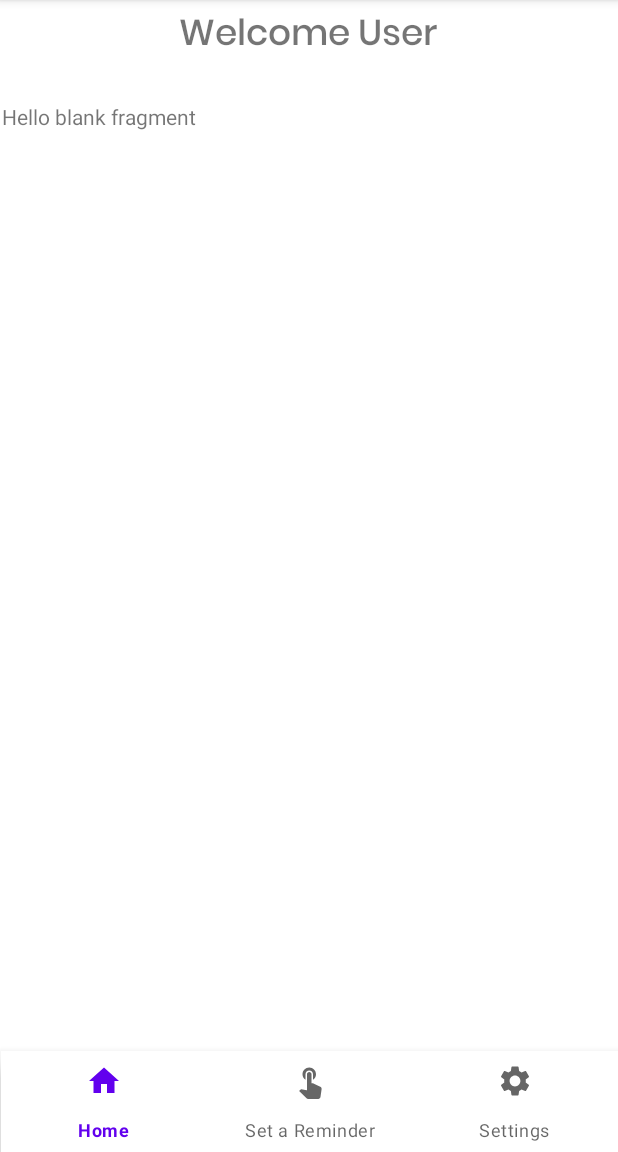
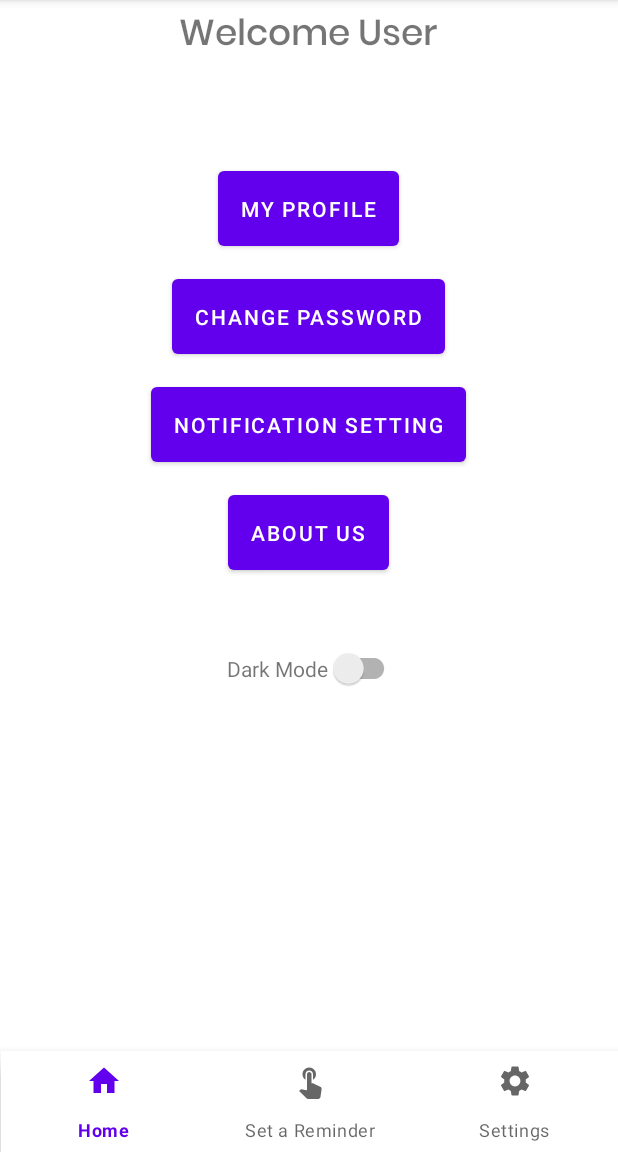
Before and after one commit to Stormbreaker0811/RemindMeMaps, an Android app: the fragment SettingsFragment placed in its activity, on a phone screen of 412 x 824 dp, the part 84-1236 px from its top. Run offline under Robolectric (Android 15) with nearby library versions, the phone set to English and light mode, and no system bars.

Commit message:
Added views to settings fragment.

```diff
--- a/app/src/main/java/com/example/remindmemaps/ReminderFragment.java
+++ b/app/src/main/java/com/example/remindmemaps/ReminderFragment.java
@@ -84,7 +84,7 @@ public class ReminderFragment extends Fragment {
     public View onCreateView(LayoutInflater inflater, ViewGroup container,
                              Bundle savedInstanceState) {
         View view = inflater.inflate(R.layout.fragment_reminder, container, false);
-        maps = view.findViewById(R.id.mapView2);
+        //maps = view.findViewById(R.id.mapView2);
         //addReminder = view.findViewById(R.id.addReminder);
         // Inflate the layout for this fragment
         return view;
--- a/app/src/main/res/layout/fragment_settings.xml
+++ b/app/src/main/res/layout/fragment_settings.xml
@@ -1,14 +1,69 @@
 <?xml version="1.0" encoding="utf-8"?>
-<FrameLayout xmlns:android="http://schemas.android.com/apk/res/android"
+<RelativeLayout xmlns:android="http://schemas.android.com/apk/res/android"
+    xmlns:app="http://schemas.android.com/apk/res-auto"
     xmlns:tools="http://schemas.android.com/tools"
+    android:id="@+id/frameLayout"
     android:layout_width="match_parent"
     android:layout_height="match_parent"
     tools:context=".SettingsFragment">
 
     <!-- TODO: Update blank fragment layout -->
+
+    <Button
+        android:id="@+id/MyProfile"
+        android:layout_width="wrap_content"
+        android:layout_height="wrap_content"
+        android:layout_alignParentTop="true"
+        android:layout_centerHorizontal="true"
+        android:layout_marginTop="40dp"
+        android:text="My Profile"
+        android:padding="15dp"/>
+
+    <Button
+        android:id="@+id/ChangePassword"
+        android:layout_width="wrap_content"
+        android:layout_height="wrap_content"
+        android:layout_below="@+id/MyProfile"
+        android:layout_centerHorizontal="true"
+        android:layout_marginTop="10dp"
+        android:text="Change Password"
+        android:padding="15dp"/>
+
+    <Button
+        android:id="@+id/NotificationSetting"
+        android:layout_width="wrap_content"
+        android:layout_height="wrap_content"
+        android:layout_below="@id/ChangePassword"
+        android:layout_centerHorizontal="true"
+        android:layout_marginTop="10dp"
+        android:text="Notification Setting"
+        android:padding="15dp"/>
+
     <TextView
-        android:layout_width="match_parent"
-        android:layout_height="match_parent"
-        android:text="@string/hello_blank_fragment" />
+        android:id="@+id/DarkMode"
+        android:layout_width="wrap_content"
+        android:layout_height="wrap_content"
+        android:layout_below="@+id/AboutUs"
+        android:layout_marginTop="50dp"
+        android:text="Dark Mode"
+        android:layout_marginLeft="150dp"/>
 
-</FrameLayout>
+    <androidx.appcompat.widget.SwitchCompat
+        android:layout_width="wrap_content"
+        android:layout_height="wrap_content"
+        android:layout_below="@+id/AboutUs"
+        android:layout_toEndOf="@+id/DarkMode"
+        android:layout_marginTop="35dp"/>
+
+    <Button
+        android:id="@+id/AboutUs"
+        android:layout_width="wrap_content"
+        android:layout_height="wrap_content"
+        android:layout_centerHorizontal="true"
+        android:layout_below="@id/NotificationSetting"
+        android:layout_marginTop="10dp"
+        android:text="About Us"
+        android:padding="15dp"/>
+
+
+</RelativeLayout>
```
